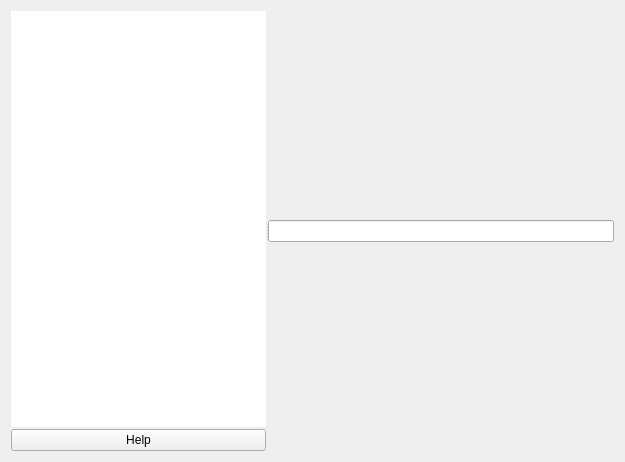
Above: pxr/imaging/plugin/rprHoudini/scripts/python/houRpr/materialLibrary.ui from GPUOpen-LibrariesAndSDKs/RadeonProRenderUSD before the change. Below: the same form after it.
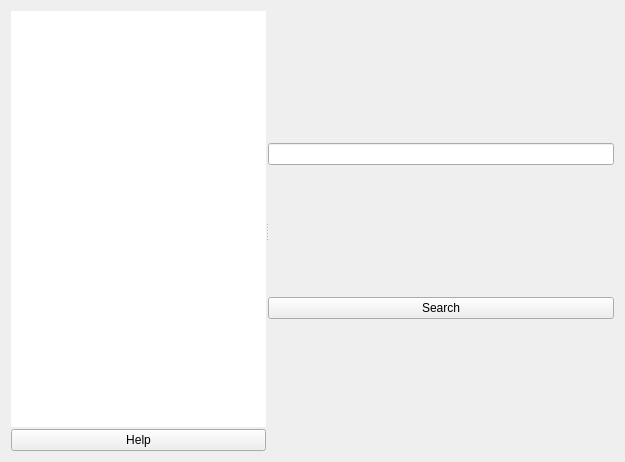
That is the form after the change.

Commit message: search button

Diff of the .ui file:
```diff
--- a/pxr/imaging/plugin/rprHoudini/scripts/python/houRpr/materialLibrary.ui
+++ b/pxr/imaging/plugin/rprHoudini/scripts/python/houRpr/materialLibrary.ui
@@ -127,6 +127,13 @@
 	   <item>
         <widget class="QLineEdit" name="filter"/>
        </item>
+	   <item>
+        <widget class="QPushButton" name="searchButton">
+		 <property name="text">
+         <string>Search</string>
+         </property>
+        </widget>
+	   </item>
       </layout>
      </widget>
     </widget>
```
The commit also changes 1 other file.
